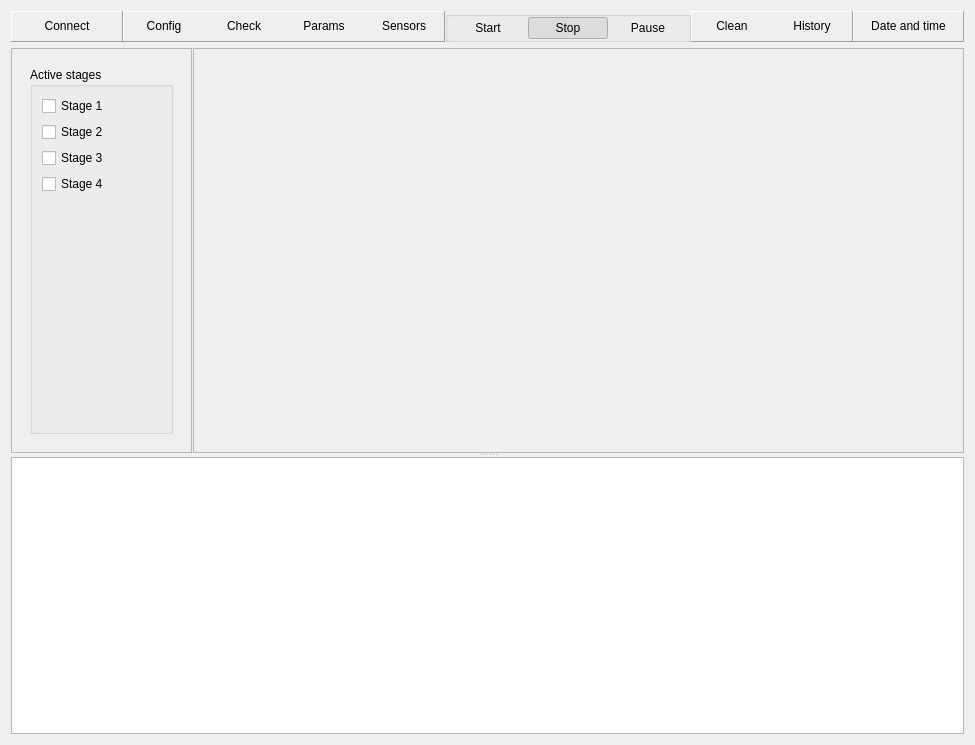
First picture: the form in gui/mainwindow.ui, repository Shmuma/grain-watering, before the edit.
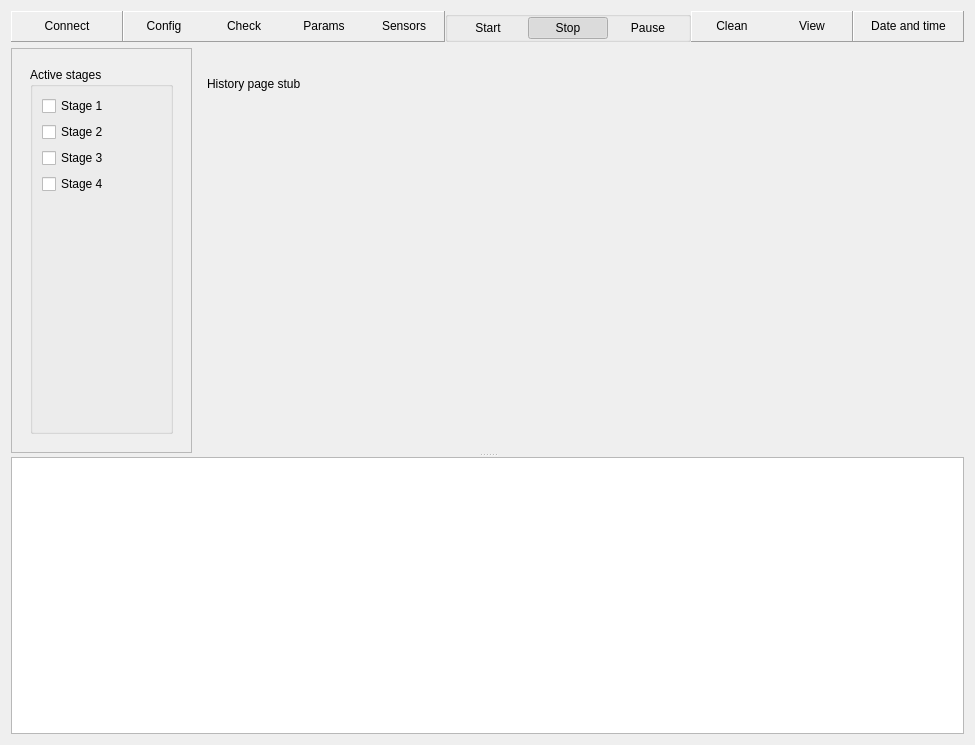
Second picture: the form after the edit. The open tabs and pages were chosen to show the change. Custom widgets are drawn as their Qt base class.

Commit message: Implemented interactive shell in GUI.

```diff
--- a/gui/mainwindow.ui
+++ b/gui/mainwindow.ui
@@ -253,7 +253,7 @@
         <item>
          <widget class="QPushButton" name="historyButton" >
           <property name="text" >
-           <string>History</string>
+           <string>View</string>
           </property>
           <property name="checkable" >
            <bool>true</bool>
@@ -316,11 +316,8 @@
      <property name="orientation" >
       <enum>Qt::Vertical</enum>
      </property>
-     <widget class="QWidget" name="layoutWidget" >
+     <widget class="QWidget" name="" >
       <layout class="QHBoxLayout" >
-       <property name="spacing" >
-        <number>1</number>
-       </property>
        <item>
         <widget class="QFrame" name="settingsPanel" >
          <property name="sizePolicy" >
@@ -646,27 +643,117 @@
         </widget>
        </item>
        <item>
-        <widget class="QFrame" name="outlinePanel" >
-         <property name="frameShape" >
-          <enum>QFrame::StyledPanel</enum>
+        <widget class="QStackedWidget" name="mainStackWidget" >
+         <property name="currentIndex" >
+          <number>0</number>
          </property>
-         <property name="frameShadow" >
-          <enum>QFrame::Raised</enum>
-         </property>
-         <layout class="QHBoxLayout" >
-          <item>
-           <widget class="StageControl" native="1" name="stageControl1" />
-          </item>
-          <item>
-           <widget class="StageControl" native="1" name="stageControl2" />
-          </item>
-          <item>
-           <widget class="StageControl" native="1" name="stageControl3" />
-          </item>
-          <item>
-           <widget class="StageControl" native="1" name="stageControl4" />
-          </item>
-         </layout>
+         <widget class="QWidget" name="page_2" >
+          <layout class="QHBoxLayout" >
+           <item>
+            <widget class="QFrame" name="outlinePanel" >
+             <layout class="QHBoxLayout" >
+              <property name="leftMargin" >
+               <number>0</number>
+              </property>
+              <property name="topMargin" >
+               <number>0</number>
+              </property>
+              <property name="rightMargin" >
+               <number>0</number>
+              </property>
+              <property name="bottomMargin" >
+               <number>0</number>
+              </property>
+              <item>
+               <widget class="StageControl" native="1" name="stageControl1" />
+              </item>
+              <item>
+               <widget class="StageControl" native="1" name="stageControl2" />
+              </item>
+              <item>
+               <widget class="StageControl" native="1" name="stageControl3" />
+              </item>
+              <item>
+               <widget class="StageControl" native="1" name="stageControl4" />
+              </item>
+             </layout>
+            </widget>
+           </item>
+          </layout>
+         </widget>
+         <widget class="QWidget" name="page_4" >
+          <layout class="QVBoxLayout" >
+           <item>
+            <spacer>
+             <property name="orientation" >
+              <enum>Qt::Horizontal</enum>
+             </property>
+             <property name="sizeHint" >
+              <size>
+               <width>40</width>
+               <height>20</height>
+              </size>
+             </property>
+            </spacer>
+           </item>
+           <item>
+            <widget class="QLabel" name="label" >
+             <property name="text" >
+              <string>History page stub</string>
+             </property>
+            </widget>
+           </item>
+           <item>
+            <spacer>
+             <property name="orientation" >
+              <enum>Qt::Vertical</enum>
+             </property>
+             <property name="sizeHint" >
+              <size>
+               <width>20</width>
+               <height>40</height>
+              </size>
+             </property>
+            </spacer>
+           </item>
+          </layout>
+         </widget>
+         <widget class="QWidget" name="page_3" >
+          <layout class="QVBoxLayout" >
+           <item>
+            <layout class="QHBoxLayout" >
+             <item>
+              <widget class="QLineEdit" name="consoleCommandInput" />
+             </item>
+             <item>
+              <widget class="QPushButton" name="consoleSendButton" >
+               <property name="text" >
+                <string>&amp;Send</string>
+               </property>
+              </widget>
+             </item>
+            </layout>
+           </item>
+           <item>
+            <widget class="QTextEdit" name="consoleEditor" >
+             <property name="font" >
+              <font>
+               <family>Terminus</family>
+              </font>
+             </property>
+             <property name="readOnly" >
+              <bool>true</bool>
+             </property>
+             <property name="html" >
+              <string>&lt;html>&lt;head>&lt;meta name="qrichtext" content="1" />&lt;style type="text/css">
+p, li { white-space: pre-wrap; }
+&lt;/style>&lt;/head>&lt;body style=" font-family:'Terminus'; font-size:11pt; font-weight:400; font-style:normal;">
+&lt;p style=" margin-top:0px; margin-bottom:0px; margin-left:0px; margin-right:0px; -qt-block-indent:0; text-indent:0px;">Plaund interactive console.&lt;/p>&lt;/body>&lt;/html></string>
+             </property>
+            </widget>
+           </item>
+          </layout>
+         </widget>
         </widget>
        </item>
       </layout>
```
Left out of the diff: 21 changed lines with no effect on the pictures. The commit also changes 7 other files.
